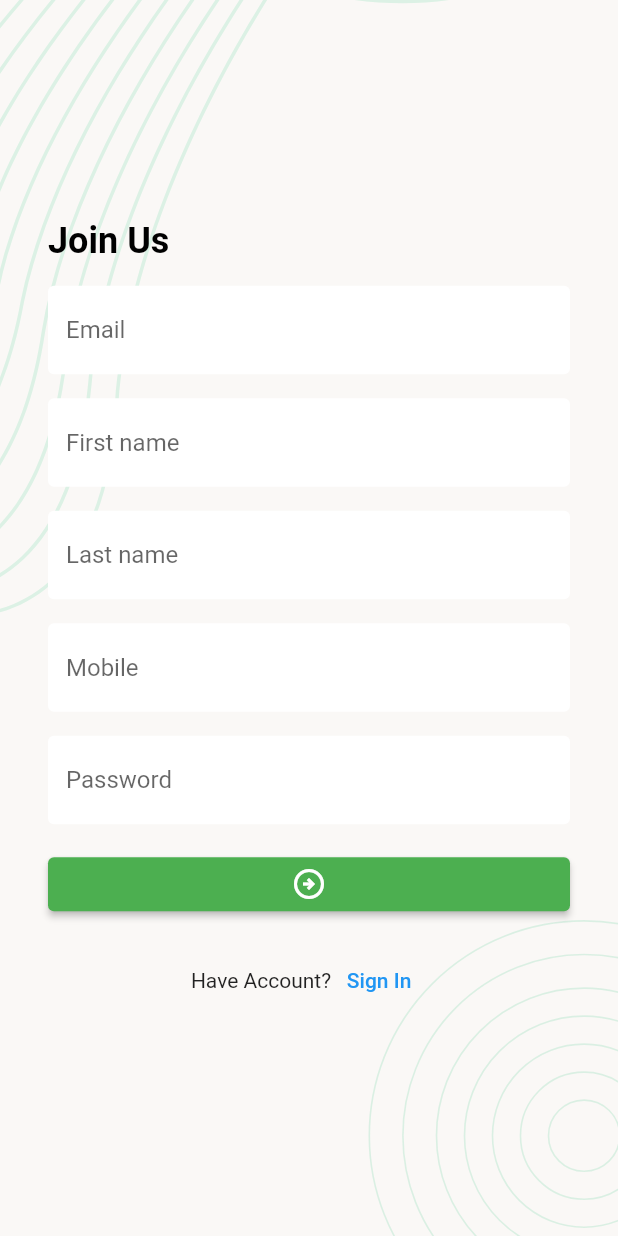
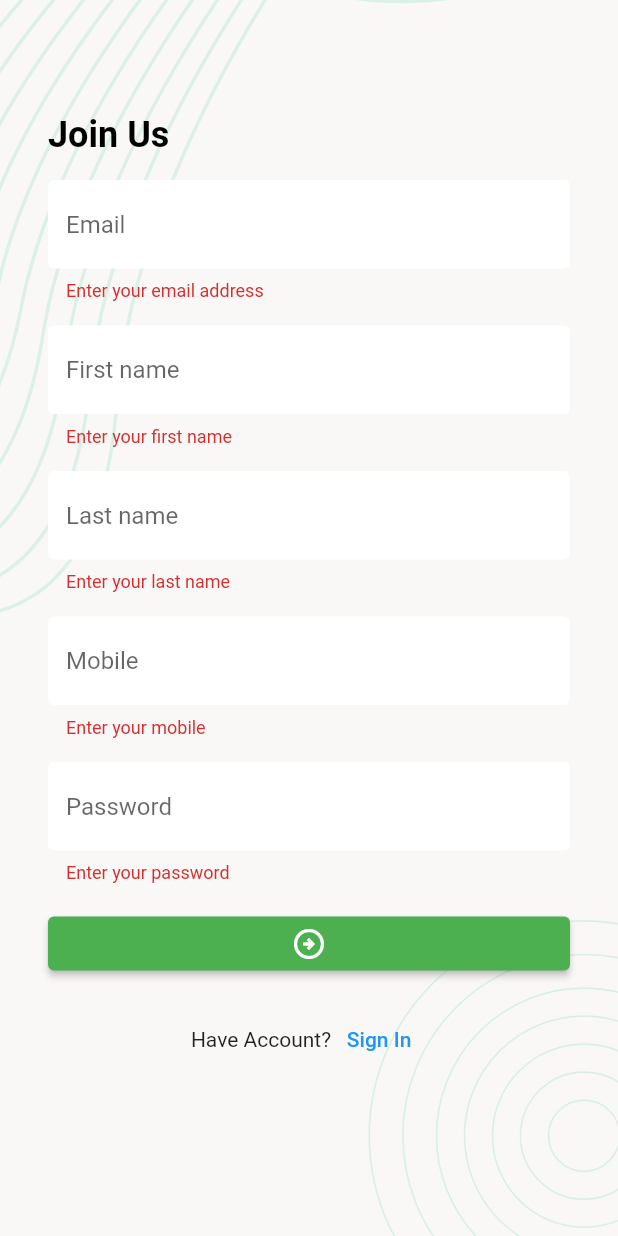
Before and after one commit to RafatMeraz/ostad-flutter-batch-1, a Flutter app: the RegisterScreen screen opened directly, after a tap on the "arrow circle right" icon, on a phone screen of 412 x 824 dp. Run offline on Flutter 3.47's test engine with Material 2 defaults, Android fonts, the phone set to English and light mode, and no system bars; our stand-ins replace flutter_svg, image_picker, pin_code_fields.

Commit message:
Registration api has been integrated

```diff
--- /dev/null
+++ b/lib/network_services/network_requester.dart
@@ -0,0 +1,36 @@
+import 'dart:convert';
+
+import 'package:http/http.dart' as http;
+
+class NetworkRequester {
+  /// get method
+  Future getRequest(String url) async {
+    try {
+      http.Response response = await http.get(Uri.parse(url));
+      if (response.statusCode == 200) {
+        return jsonDecode(response.body);
+      } else {
+        print('Request failed');
+      }
+    } catch (e) {
+      print(e);
+    }
+  }
+
+  /// post method
+  Future postRequest(String url, Map<String, String> body) async {
+    try {
+      http.Response response =
+          await http.post(Uri.parse(url),
+              headers: {"Content-type": "application/json", "Accept": "application/json"},
+              body: jsonEncode(body));
+      if (response.statusCode == 200) {
+        return jsonDecode(response.body);
+      } else {
+        print('Request failed');
+      }
+    } catch (e) {
+      print(e);
+    }
+  }
+}
--- a/lib/screens/register_screen.dart
+++ b/lib/screens/register_screen.dart
@@ -1,4 +1,5 @@
 import 'package:flutter/material.dart';
+import 'package:ostad_flutter_batch_one/network_services/network_requester.dart';
 import 'package:ostad_flutter_batch_one/widgets/background_image.dart';
 import 'package:ostad_flutter_batch_one/widgets/decorations_styles.dart';
 import 'package:ostad_flutter_batch_one/widgets/reusable_elevated_button.dart';
@@ -12,40 +13,107 @@ class RegisterScreen extends StatefulWidget {
 }
 
 class _RegisterScreenState extends State<RegisterScreen> {
+  final _form = GlobalKey<FormState>();
+  final TextEditingController _emailTEController = TextEditingController();
+  final TextEditingController _firstNameTEController = TextEditingController();
+  final TextEditingController _lastNameTEController = TextEditingController();
+  final TextEditingController _mobileTEController = TextEditingController();
+  final TextEditingController _passwordTEController = TextEditingController();
+
   @override
   Widget build(BuildContext context) {
     return Scaffold(
       body: BackgroundImage(
+        child: SingleChildScrollView(
           child: Padding(
             padding: const EdgeInsets.all(32.0),
+            child: Form(
+              key: _form,
               child: Column(
                 mainAxisAlignment: MainAxisAlignment.center,
                 crossAxisAlignment: CrossAxisAlignment.start,
                 children: [
+                  const SizedBox(height: 44),
                   const Text('Join Us', style: pageTitleTextStyle),
                   const SizedBox(height: 16),
-              TextField(
+                  TextFormField(
+                    controller: _emailTEController,
                     decoration: textFieldInputDecoration('Email'),
+                    validator: (String? value) {
+                      if (value?.isEmpty ?? true) {
+                        return 'Enter your email address';
+                      }
+                      return null;
+                    },
                   ),
                   const SizedBox(height: 16),
-              TextField(
+                  TextFormField(
+                    controller: _firstNameTEController,
                     decoration: textFieldInputDecoration('First name'),
+                    validator: (String? value) {
+                      if (value?.isEmpty ?? true) {
+                        return 'Enter your first name';
+                      }
+                      return null;
+                    },
                   ),
                   const SizedBox(height: 16),
-              TextField(
+                  TextFormField(
+                    controller: _lastNameTEController,
                     decoration: textFieldInputDecoration('Last name'),
+                    validator: (String? value) {
+                      if (value?.isEmpty ?? true) {
+                        return 'Enter your last name';
+                      }
+                      return null;
+                    },
                   ),
                   const SizedBox(height: 16),
-              TextField(
+                  TextFormField(
+                    controller: _mobileTEController,
                     decoration: textFieldInputDecoration('Mobile'),
+                    validator: (String? value) {
+                      if (value?.isEmpty ?? true) {
+                        return 'Enter your mobile';
+                      }
+                      return null;
+                    },
                   ),
                   const SizedBox(height: 16),
-              TextField(
+                  TextFormField(
                     obscureText: true,
+                    controller: _passwordTEController,
                     decoration: textFieldInputDecoration('Password'),
+                    validator: (String? value) {
+                      if (value?.isEmpty ?? true) {
+                        return 'Enter your password';
+                      }
+                      return null;
+                    },
                   ),
                   const SizedBox(height: 16),
-              ReusableElevatedButton(onTap: () {}),
+                  ReusableElevatedButton(onTap: () async {
+                    if (_form.currentState!.validate()) {
+                      final result = await NetworkRequester().postRequest(
+                          'https://task.teamrabbil.com/api/v1/registration', {
+                        "email": _emailTEController.text,
+                        "firstName": _firstNameTEController.text,
+                        "lastName": _lastNameTEController.text,
+                        "mobile": _mobileTEController.text,
+                        "password": _passwordTEController.text,
+                        "photo": ""
+                      });
+                      if (result['status'] == 'success') {
+                        ScaffoldMessenger.of(context).showSnackBar(
+                            const SnackBar(content: Text('Registration successful')));
+                        _emailTEController.text = '';
+                        _passwordTEController.text = '';
+                        _mobileTEController.text = '';
+                        _firstNameTEController.text = '';
+                        _lastNameTEController.text = '';
+                      }
+                    }
+                  }),
                   const SizedBox(height: 16),
                   Row(
                     mainAxisAlignment: MainAxisAlignment.center,
@@ -62,6 +130,8 @@ class _RegisterScreenState extends State<RegisterScreen> {
               ),
             ),
           ),
+        ),
+      ),
     );
   }
 }
--- a/pubspec.yaml
+++ b/pubspec.yaml
@@ -45,7 +45,7 @@ dev_dependencies:
   flutter_svg: ^1.1.6
   pin_code_fields: ^7.4.0
   image_picker: ^0.8.6
-
+  http: any
 
 
 # For information on the generic Dart part of this file, see the
```
Also changed, not shown: pubspec.lock. Lines whose indentation alone changed are shown as unchanged.
